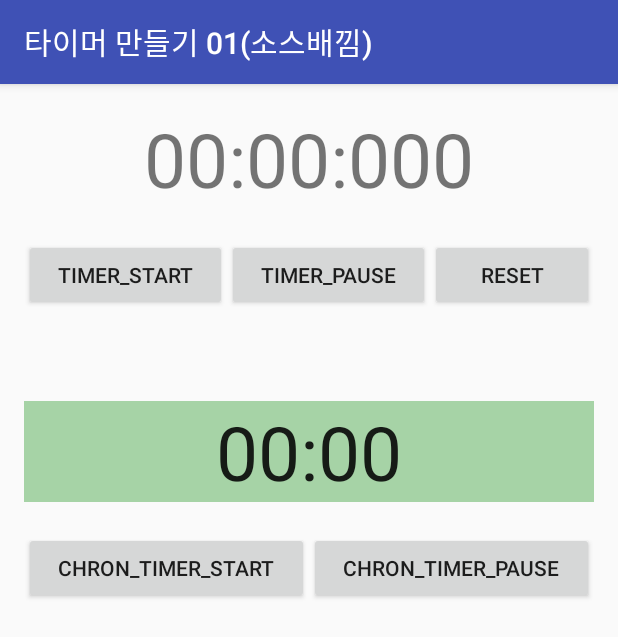
After one commit to baeggot/Hello, an Android app: the ThreadTimerExam01Activity screen opened directly, with no data from a screen before it, on a phone screen of 412 x 824 dp. The commit adds this screen. Shown: the top 637 px of the screen. Run offline under Robolectric (Android 15) with nearby library versions, the phone set to English and light mode, and no system bars.

Commit message:
20150326 -  타이머 만들기 01

```diff
--- a/app/src/main/java/com/baeflower/hello/activity/SMSExamActivity.java
+++ b/app/src/main/java/com/baeflower/hello/activity/SMSExamActivity.java
@@ -31,11 +31,6 @@ public class SMSExamActivity extends ActionBarActivity {
         mBytesCountView = (TextView) findViewById(R.id.bytes_count);
         mSmsTransferBtn = (Button) findViewById(R.id.sms_transfer);
         mSmsExit = (Button) findViewById(R.id.sms_exit);
-
-        // InputFilter[] byteFilter = new InputFilter[]{new ByteLengthFilter(80, "KSC5601")};
-        // mInputText.setFilters(byteFilter);
-        // getText()로 byte 가져올 때 이렇게 해야된다 -> 안되는데?
-        // byte[] byteResult = value.getText().toString().getBytes("KSC5601");
 
         // byte 구하기 -> String에서 바이트 구하는 메소드 getBytes().length
         // 현재는 영어와 한글 바이트수가 같다(영어 80자 들어가면 한글도 80자 들어감)
--- /dev/null
+++ b/app/src/main/java/com/baeflower/hello/thread/ThreadTimerExam01Activity.java
@@ -0,0 +1,167 @@
+package com.baeflower.hello.thread;
+
+import android.os.Bundle;
+import android.os.Handler;
+import android.os.Message;
+import android.os.SystemClock;
+import android.support.v7.app.ActionBarActivity;
+import android.util.Log;
+import android.view.View;
+import android.widget.Button;
+import android.widget.Chronometer;
+import android.widget.TextView;
+
+import com.baeflower.hello.R;
+
+public class ThreadTimerExam01Activity extends ActionBarActivity {
+
+    public static final String TAG = ThreadTimerExam01Activity.class.getSimpleName();
+
+    private Button mBtnStart;
+    private Button mBtnPause;
+    private Button mBtnReset;
+    private Button mBtnChronStart;
+    private Button mBtnChronPause;
+    private TextView mTvTime;
+
+
+    private Chronometer chronometer;
+
+    private TimerHandler mTimerHandler;
+    private long mTime = 0; //시작버튼을 누른 시점 저장하는데 사용
+    private long mStop = 0; //정지버튼을 누른 시점 저장하는데 사용
+    private int status = 0; //시작 상태인지 정지 상태인지 상태 확인용.
+
+
+    private void initData() {
+        mBtnStart = (Button) findViewById(R.id.btn_timer_start);
+        mBtnPause = (Button) findViewById(R.id.btn_timer_pause);
+        mBtnReset = (Button) findViewById(R.id.btn_timer_reset);
+        mTvTime = (TextView) findViewById(R.id.tv_time);
+
+        chronometer = (Chronometer) findViewById(R.id.chron);
+        mBtnChronStart = (Button) findViewById(R.id.btn_chron_timer_start);
+        mBtnChronPause = (Button) findViewById(R.id.btn_chron_timer_pause);
+    }
+
+
+    @Override
+    protected void onCreate(Bundle savedInstanceState) {
+        super.onCreate(savedInstanceState);
+        setContentView(R.layout.activity_thread_timer_exam01);
+
+        // Data init
+        initData();
+
+        /*
+            Chronmeter 이용했을 때 (안드로이드 내부 타이머)
+            mm:ss 로 출력됨. 밀리세크는 출력 못하는듯?
+         */
+        mBtnChronStart.setOnClickListener(new View.OnClickListener() {
+            @Override
+            public void onClick(View v) {
+                chronometer.setBase(SystemClock.elapsedRealtime()); // 실행 후 시간
+                chronometer.start();
+                mBtnChronStart.setEnabled(false);
+                mBtnChronPause.setEnabled(true);
+            }
+        });
+        mBtnChronPause.setOnClickListener(new View.OnClickListener() {
+            @Override
+            public void onClick(View v) {
+                chronometer.stop();
+                mBtnChronStart.setEnabled(true);
+                mBtnChronPause.setEnabled(false);
+            }
+        });
+
+
+        //리스너 구현
+        TimerClickListener click = new TimerClickListener();
+        mBtnStart.setOnClickListener(click);
+        mBtnPause.setOnClickListener(click);
+        mBtnReset.setOnClickListener(click);
+        mTimerHandler = new TimerHandler();
+
+
+    }
+
+    /*
+    Handler mHandler = new Handler(){
+        public void handleMessage(Message msg){ //받은 메시지의 ID를 통해 구현을 선택
+            if(msg.what==0){
+                mTvTime.setText(getTime()); //메인 스레드의 텍스트뷰에 접근하여 수정.
+                mHandler.sendEmptyMessage(0); //재귀 함수 처럼 자기 자신의 핸들러를 호출
+            }
+        }
+    };
+    */
+
+    //메인 스레드와 작업 스레드간에 통신을 위한 핸들러 생성
+    class TimerHandler extends Handler {
+        @Override
+        public void handleMessage(Message msg) {
+            Log.d(TAG, "TimerHandler > handleMessage");
+            if (msg.what == 0) { // 이게 뭐지?
+                mTvTime.setText(getTime());
+                mTimerHandler.sendEmptyMessage(0);
+            }
+        }
+    }
+
+
+    private String getTime() {
+        long now = SystemClock.elapsedRealtime(); // Returns milliseconds since boot, including time spent in sleep.
+        long eTime = now - mTime; // 프로그램이 진행된 시간 - 내가 버튼을 누른 시점 = 버튼을 누른 경과 시간.
+        String setTime = String.format("%02d:%02d:%03d", eTime / 1000 / 60, (eTime / 1000) % 60, eTime % 1000);
+        return setTime;
+    }
+
+
+    class TimerClickListener implements View.OnClickListener {
+
+        @Override
+        public void onClick(View v) {
+            switch (v.getId()) {
+                case R.id.btn_timer_start:
+                    Log.d(TAG, "TimerClickListener > start click");
+                    switch (status) {
+                        case 0:
+                            mTime = SystemClock.elapsedRealtime(); //버튼을 누른 시간 저장 SystemClock.elapsedRealtime()메소드는 앱이 켜진 시간을 알려주는 메소드이다.
+                            //sleep을 했어도 계속해서 시간을 재고있는 좋은 메소드이다. (시간 경과알기에 딱좋은 메소드)
+
+                            mTimerHandler.sendEmptyMessage(0); //핸들러에게 메시지 전달.(어떻게 보면 동작하라는 뜻)
+                            mBtnStart.setEnabled(false); //setEnable을 계속해서 설정하는 이유: 스탑버튼이나 스타트버튼을 연속해서 두번을 누르면 오류 발생..
+                            mBtnPause.setEnabled(true);
+                            break;
+                        case 2: //참고로 이부분을 이해하는데 가장 어려웠다... 정지한 시점에서 다시 시작하는 식이 생각보다 어려워서 종이에 그려가며 이해했다..
+                            long nowTime = SystemClock.elapsedRealtime(); //재시작 버튼을 누른 시점
+                            mTime += (nowTime - mStop); //재시작 버튼을 누른 시점과 멈추었던 시점을 빼서 애초에 시작했던 시간과 더하면 경과시간이 나옴.
+                            mTimerHandler.sendEmptyMessage(0);
+                            mBtnStart.setEnabled(false);
+                            mBtnPause.setEnabled(true);
+                            break;
+                    }
+                    break;
+                case R.id.btn_timer_pause: //정지 버튼
+                    Log.d(TAG, "TimerClickListener > pause click");
+                    mTimerHandler.removeMessages(0);
+                    mStop = SystemClock.elapsedRealtime(); //멈춘 시점 저장
+                    mBtnStart.setEnabled(true);
+                    mBtnPause.setEnabled(false);
+                    status = 2; // 정지한 시간부터 재시작 하기위해
+                    break;
+                case R.id.btn_timer_reset: //초기화 버튼
+                    Log.d(TAG, "TimerClickListener > reset click");
+                    mTimerHandler.removeMessages(0); //다 초기화
+                    mBtnStart.setEnabled(true);
+                    mTvTime.setText("00:00:000");
+                    status = 0;
+                    break;
+            }//버튼 스위치 문 끝
+        }
+    }
+
+
+
+}
--- /dev/null
+++ b/app/src/main/res/layout/activity_thread_timer_exam01.xml
@@ -0,0 +1,86 @@
+<LinearLayout xmlns:android="http://schemas.android.com/apk/res/android"
+    xmlns:tools="http://schemas.android.com/tools"
+    android:layout_width="match_parent"
+    android:layout_height="match_parent"
+    android:paddingLeft="@dimen/activity_horizontal_margin"
+    android:paddingRight="@dimen/activity_horizontal_margin"
+    android:paddingTop="@dimen/activity_vertical_margin"
+    android:paddingBottom="@dimen/activity_vertical_margin"
+    tools:context="com.baeflower.hello.thread.ThreadTimerExam01Activity"
+    android:orientation="vertical">
+
+
+    <TextView
+        android:id="@+id/tv_time"
+        android:textSize="50sp"
+        android:text="00:00:000"
+        android:layout_width="wrap_content"
+        android:layout_height="wrap_content"
+        android:layout_gravity="center_horizontal"
+        android:layout_marginBottom="20dp" />
+
+    <LinearLayout
+        android:layout_width="match_parent"
+        android:layout_height="wrap_content"
+        android:layout_marginBottom="60dp"
+        android:gravity="center">
+
+        <Button
+            android:id="@+id/btn_timer_start"
+            android:text="TIMER_START"
+            android:layout_width="wrap_content"
+            android:layout_height="wrap_content"
+            android:layout_weight="1" />
+
+
+        <Button
+            android:id="@+id/btn_timer_pause"
+            android:text="TIMER_PAUSE"
+            android:layout_width="wrap_content"
+            android:layout_height="wrap_content"
+            android:layout_weight="1" />
+
+        <Button
+            android:id="@+id/btn_timer_reset"
+            android:text="RESET"
+            android:layout_width="wrap_content"
+            android:layout_height="wrap_content"
+            android:layout_weight="1" />
+
+    </LinearLayout>
+
+
+    <Chronometer
+        android:gravity="center_horizontal"
+        android:id="@+id/chron"
+        android:layout_width="match_parent"
+        android:layout_height="wrap_content"
+        android:layerType="hardware"
+        android:background="#55008800"
+        android:textSize="50sp"
+        android:layout_marginBottom="20dp" />
+
+    <LinearLayout
+        android:layout_width="match_parent"
+        android:layout_height="wrap_content"
+        android:gravity="center">
+
+        <Button
+            android:id="@+id/btn_chron_timer_start"
+            android:text="CHRON_TIMER_START"
+            android:layout_width="wrap_content"
+            android:layout_height="wrap_content"
+            android:layout_weight="1"/>
+
+        <Button
+            android:id="@+id/btn_chron_timer_pause"
+            android:text="CHRON_TIMER_PAUSE"
+            android:layout_width="wrap_content"
+            android:layout_height="wrap_content"
+            android:layout_weight="1"/>
+
+
+    </LinearLayout>
+
+
+</LinearLayout>
```
Also changed, not shown: app/src/main/AndroidManifest.xml (+10 -0 lines), app/src/main/java/com/baeflower/hello/StartActivity.java (+9 -0 lines), app/src/main/java/com/baeflower/hello/thread/ThreadTimerExam02Activity.java (added, +109 -0 lines), app/src/main/java/com/baeflower/hello/util/ByteLengthFilter.java (deleted, +0 -69 lines), app/src/main/res/menu/menu_thread_clock_exam.xml (added, +7 -0 lines), app/src/main/res/values/strings.xml (+5 -8 lines).
